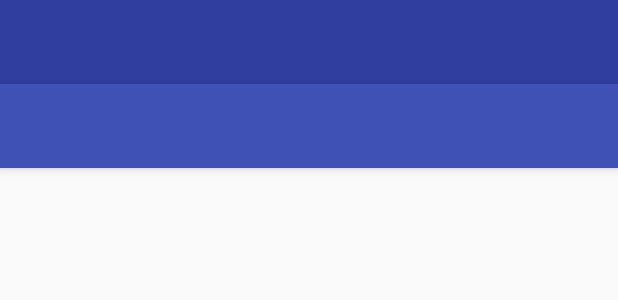
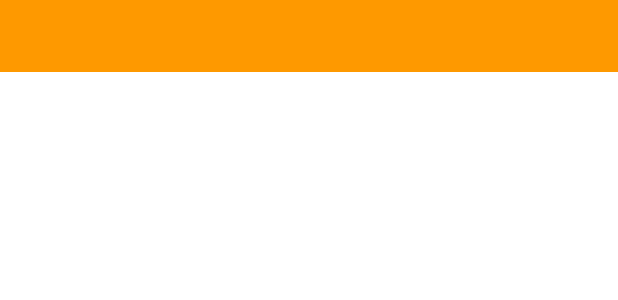
Before and after one commit to iamfu/Larmapp, an Android app: the layout home.xml on its own in the app's theme, with its tools: preview values and no code run, on a phone screen of 412 x 824 dp. Shown: the top 300 px of the screen. Run offline under Robolectric (Android 15) with nearby library versions, the phone set to English and light mode, and no system bars.

Commit message:
Change Home Screen

```diff
--- a/app/src/main/AndroidManifest.xml
+++ b/app/src/main/AndroidManifest.xml
@@ -29,7 +29,6 @@
                 <category android:name="android.intent.category.LAUNCHER" />
             </intent-filter>
         </activity>
-        <activity android:name=".MainActivity" />
         <activity
             android:name="com.facebook.FacebookActivity"
             android:configChanges="keyboard|keyboardHidden|screenLayout|screenSize|orientation"
--- a/app/src/main/res/drawable/side_nav_bar.xml
+++ b/app/src/main/res/drawable/side_nav_bar.xml
@@ -2,8 +2,8 @@
     android:shape="rectangle">
     <gradient
         android:angle="135"
-        android:centerColor="#4CAF50"
-        android:endColor="#2E7D32"
-        android:startColor="#81C784"
+        android:centerColor="#2989D8"
+        android:endColor="#7db9e8"
+        android:startColor="#1E5799"
         android:type="linear" />
 </shape>
--- a/app/src/main/res/layout/home.xml
+++ b/app/src/main/res/layout/home.xml
@@ -1,25 +1,32 @@
 <?xml version="1.0" encoding="utf-8"?>
-<android.support.v4.widget.DrawerLayout xmlns:android="http://schemas.android.com/apk/res/android"
+<layout xmlns:android="http://schemas.android.com/apk/res/android"
     xmlns:app="http://schemas.android.com/apk/res-auto"
-    xmlns:tools="http://schemas.android.com/tools"
-    android:id="@+id/drawer_layout"
-    android:layout_width="match_parent"
-    android:layout_height="match_parent"
-    android:fitsSystemWindows="true"
-    tools:openDrawer="start">
+    xmlns:tools="http://schemas.android.com/tools">
 
-    <include
-        layout="@layout/app_bar_home"
+    <android.support.design.widget.CoordinatorLayout
         android:layout_width="match_parent"
-        android:layout_height="match_parent" />
+        android:layout_height="match_parent">
 
-    <android.support.design.widget.NavigationView
-        android:id="@+id/nav_view"
-        android:layout_width="wrap_content"
-        android:layout_height="match_parent"
-        android:layout_gravity="start"
-        android:fitsSystemWindows="true"
-        app:headerLayout="@layout/nav_header_home"
-        app:menu="@menu/home_drawer" />
+        <LinearLayout
+            android:layout_width="match_parent"
+            android:layout_height="match_parent"
+            android:orientation="vertical"
+            android:background="#ff9801">
 
-</android.support.v4.widget.DrawerLayout>
+            <android.support.design.widget.TabLayout
+                android:id="@+id/tabs"
+                android:layout_width="match_parent"
+                android:layout_height="wrap_content"
+                app:tabMode="fixed"
+                app:tabGravity="fill"/>
+
+            <android.support.v4.view.ViewPager
+                android:id="@+id/viewpager"
+                android:layout_width="match_parent"
+                android:layout_height="match_parent"
+                app:layout_behavior="@string/appbar_scrolling_view_behavior"
+                android:background="#ffffff" />
+        </LinearLayout>
+    </android.support.design.widget.CoordinatorLayout>
+
+</layout>
--- a/app/src/main/res/layout/splashscreen.xml
+++ b/app/src/main/res/layout/splashscreen.xml
@@ -1,5 +1,8 @@
 <?xml version="1.0" encoding="utf-8"?>
-<RelativeLayout xmlns:android="http://schemas.android.com/apk/res/android"
+<layout xmlns:android="http://schemas.android.com/apk/res/android"
+    xmlns:app="http://schemas.android.com/apk/res-auto"
+    xmlns:tools="http://schemas.android.com/tools">
+    <RelativeLayout
         android:layout_width="match_parent"
         android:layout_height="wrap_content"
         android:background="#22313f">
@@ -12,3 +15,4 @@
             android:layout_centerHorizontal="true"
             android:src="@drawable/larmsplashscreen" />
     </RelativeLayout>
+</layout>
--- a/app/src/main/res/values/strings.xml
+++ b/app/src/main/res/values/strings.xml
@@ -25,4 +25,7 @@
 
     <string name="action_settings">Settings</string>
 
+    <!-- TODO: Remove or change this placeholder text -->
+    <string name="hello_blank_fragment">Hello blank fragment</string>
+
 </resources>
```
Also changed, not shown: app/build.gradle (+6 -1 lines), app/src/main/java/com/iamfu/larmapp/HomeActivity.java (+63 -60 lines), app/src/main/java/com/iamfu/larmapp/LarmFragment.java (added, +30 -0 lines), app/src/main/java/com/iamfu/larmapp/LoginscreenActivity.java (+5 -4 lines), app/src/main/java/com/iamfu/larmapp/MainActivity.java (deleted, +0 -9 lines), app/src/main/java/com/iamfu/larmapp/SplashScreenActivity.java (+6 -1 lines), app/src/main/res/layout/activity_main.xml (deleted, +0 -26 lines), app/src/main/res/layout/fragment_larm.xml (added, +13 -0 lines), app/src/main/res/layout/loginscreen.xml (+5 -2 lines). Lines whose indentation alone changed are shown as unchanged.
